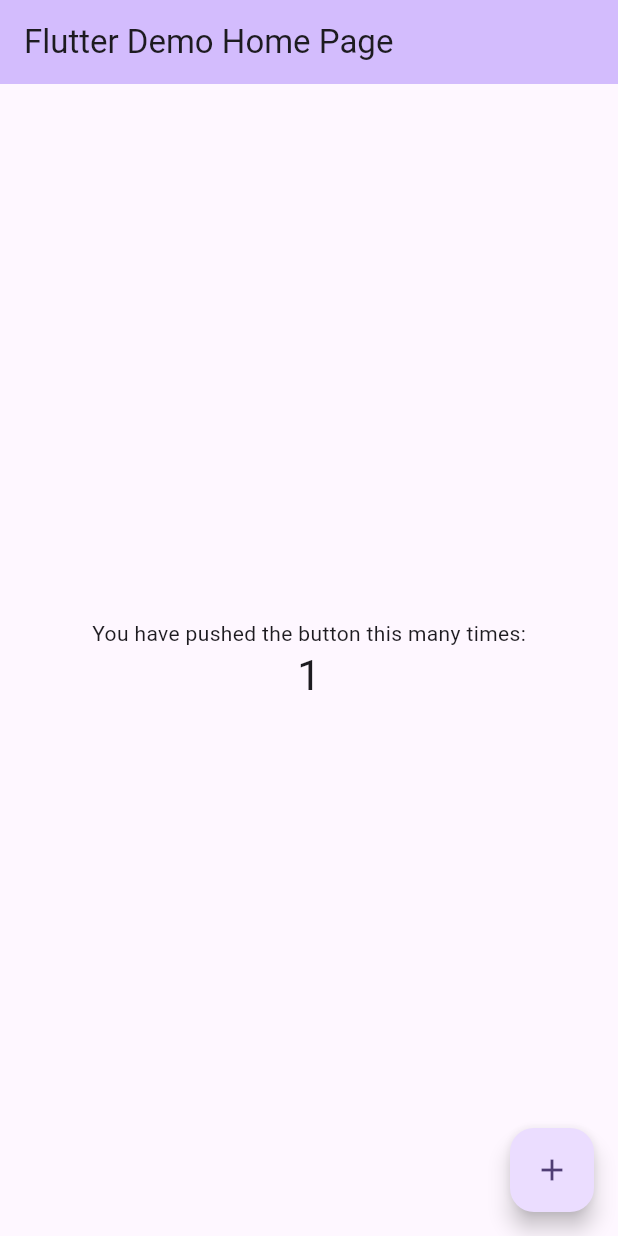
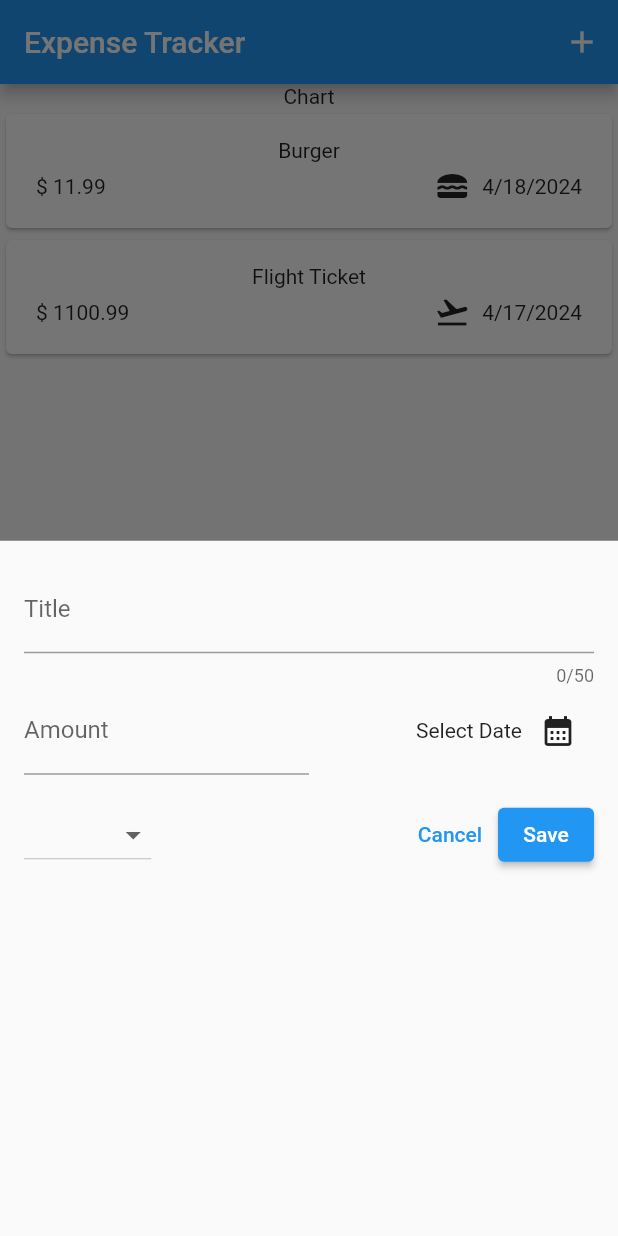
Before and after one commit to AlvinChiew/learn-dart-flutter, a Flutter app: the screen it shows after launch, after a tap on the "add" icon, on a phone screen of 412 x 824 dp. Run offline on Flutter 3.47's test engine with Material 2 defaults, Android fonts, the phone set to English and light mode, and no system bars.

Commit message:
Add learnings

```diff
--- /dev/null
+++ b/app/lib/components/expense_item.dart
@@ -0,0 +1,39 @@
+import 'package:flutter/material.dart';
+import 'package:app/models/expense_model.dart';
+
+class ExpenseItem extends StatelessWidget {
+  const ExpenseItem(this.expense, {super.key});
+
+  final Expense expense;
+
+  @override
+  Widget build(BuildContext context) {
+    return Card(
+      child: Padding(
+        padding: const EdgeInsets.symmetric(
+          horizontal: 20,
+          vertical: 16,
+        ),
+        child: Column(
+          children: [
+            Text(expense.title),
+            const SizedBox(height: 4),
+            Row(
+              children: [
+                Text('\$ ${expense.amount.toStringAsFixed(2)}'),
+                const Spacer(),
+                Row(
+                  children: [
+                    Icon(categoryIcon[expense.category]),
+                    const SizedBox(width: 8),
+                    Text(expense.formattedDate),
+                  ],
+                )
+              ],
+            ),
+          ],
+        ),
+      ),
+    );
+  }
+}
--- /dev/null
+++ b/app/lib/components/expense_list.dart
@@ -0,0 +1,17 @@
+import 'package:app/components/expense_item.dart';
+import 'package:app/models/expense_model.dart';
+import 'package:flutter/material.dart';
+
+class ExpensesList extends StatelessWidget {
+  const ExpensesList(this.expenses, {super.key});
+
+  final List<Expense> expenses;
+
+  @override
+  Widget build(BuildContext context) {
+    return ListView.builder(
+      itemCount: expenses.length,
+      itemBuilder: (ctx, index) => ExpenseItem(expenses[index]),
+    );
+  }
+}
--- /dev/null
+++ b/app/lib/components/new_expense.dart
@@ -0,0 +1,143 @@
+import 'package:app/models/expense_model.dart';
+import 'package:flutter/material.dart';
+
+class NewExpense extends StatefulWidget {
+  const NewExpense(this.addExpense, {super.key});
+
+  final void Function(Expense expense) addExpense;
+
+  @override
+  State<NewExpense> createState() {
+    return _NewExpenseState();
+  }
+}
+
+class _NewExpenseState extends State<NewExpense> {
+  final _titleController = TextEditingController();
+  final _amountController = TextEditingController();
+  DateTime? _selectedDate;
+  Category? _selectedCategory;
+
+  void _saveNewExpenses() {
+    final amount = double.tryParse(_amountController.text);
+    final title = _titleController.text.trim();
+    final invalidAmount = amount == null || amount <= 0;
+    final invalidTitle = title.isEmpty;
+    final invalidDate = _selectedDate == null;
+    if (invalidTitle || invalidAmount || invalidDate) {
+      showDialog(
+        context: context,
+        builder: (ctx) => AlertDialog(
+          title: const Text('Invalid input'),
+          content: const Text('Please make sure inputs are filled and valid.'),
+          actions: [
+            TextButton(
+                onPressed: () {
+                  Navigator.pop(ctx);
+                },
+                child: const Text('Okay'))
+          ],
+        ),
+      );
+      return;
+    }
+
+    widget.addExpense(Expense(
+        title: title,
+        amount: amount,
+        date: _selectedDate!,
+        category: _selectedCategory!));
+    Navigator.pop(context);
+  }
+
+  @override
+  void dispose() {
+    _titleController.dispose();
+    _amountController.dispose();
+    super.dispose();
+  }
+
+  @override
+  Widget build(BuildContext context) {
+    return Padding(
+      padding: EdgeInsets.all(16),
+      child: Column(
+        children: [
+          TextField(
+            controller: _titleController,
+            maxLength: 50,
+            decoration: const InputDecoration(
+              label: Text('Title'),
+            ),
+          ),
+          Row(
+            children: [
+              Expanded(
+                child: TextField(
+                  controller: _amountController,
+                  keyboardType: TextInputType.number,
+                  decoration: const InputDecoration(
+                    label: Text('Amount'),
+                    prefixText: '\$ ',
+                  ),
+                ),
+              ),
+              Expanded(
+                child: Row(
+                  mainAxisAlignment: MainAxisAlignment.end,
+                  crossAxisAlignment: CrossAxisAlignment.center,
+                  children: [
+                    Text(_selectedDate == null
+                        ? 'Select Date'
+                        : dateFormatter.format(_selectedDate!)),
+                    IconButton(
+                        onPressed: () {
+                          showDatePicker(
+                                  context: context,
+                                  initialDate: DateTime.now(),
+                                  firstDate: DateTime(2023),
+                                  lastDate: DateTime.now())
+                              .then((value) => setState(() {
+                                    _selectedDate = value;
+                                  }));
+                        },
+                        icon: const Icon(Icons.calendar_month))
+                  ],
+                ),
+              )
+            ],
+          ),
+          const SizedBox(height: 16),
+          Row(
+            children: [
+              DropdownButton(
+                  value: _selectedCategory,
+                  items: Category.values
+                      .map((i) => DropdownMenuItem(
+                            value: i,
+                            child: Text(i.name.toUpperCase()),
+                          ))
+                      .toList(),
+                  onChanged: (value) {
+                    setState(() {
+                      _selectedCategory = value;
+                    });
+                  }),
+              const Spacer(),
+              TextButton(
+                onPressed: () {
+                  Navigator.pop(context);
+                },
+                child: const Text('Cancel'),
+              ),
+              ElevatedButton(
+                onPressed: _saveNewExpenses,
+                child: const Text('Save'),
+              )
+            ],
+          ),
+        ],
+      ),
+    );
+  }
+}
--- /dev/null
+++ b/app/lib/expenses.dart
@@ -0,0 +1,63 @@
+import 'package:app/components/expense_list.dart';
+import 'package:app/components/new_expense.dart';
+import 'package:app/models/expense_model.dart';
+import 'package:flutter/material.dart';
+
+class Expenses extends StatefulWidget {
+  const Expenses({super.key});
+  @override
+  State<StatefulWidget> createState() {
+    return _ExpensesState();
+  }
+}
+
+class _ExpensesState extends State<Expenses> {
+  final List<Expense> _dummyExpenses = [
+    Expense(
+      title: 'Burger',
+      amount: 11.99,
+      date: DateTime(2024, 4, 18, 19),
+      category: Category.food,
+    ),
+    Expense(
+      title: 'Flight Ticket',
+      amount: 1100.99,
+      date: DateTime(2024, 4, 17, 00),
+      category: Category.travel,
+    ),
+  ];
+
+  void _openAddExpenseOverlay() {
+    showModalBottomSheet(
+        context: context, builder: (ctx) => NewExpense(_addExpense));
+  }
+
+  void _addExpense(Expense expense) {
+    setState(() {
+      _dummyExpenses.add(expense);
+    });
+  }
+
+  @override
+  Widget build(BuildContext context) {
+    return Scaffold(
+      appBar: AppBar(
+        title: const Text('Expense Tracker'),
+        actions: [
+          IconButton(
+            icon: const Icon(Icons.add),
+            onPressed: _openAddExpenseOverlay,
+          ),
+        ],
+      ),
+      body: Column(
+        children: [
+          const Text('Chart'),
+          Expanded(
+            child: ExpensesList(_dummyExpenses),
+          ),
+        ],
+      ),
+    );
+  }
+}
--- a/app/lib/main.dart
+++ b/app/lib/main.dart
@@ -1,125 +1,6 @@
 import 'package:flutter/material.dart';
+import 'package:app/expenses.dart';
 
 void main() {
-  runApp(const MyApp());
+  runApp(const MaterialApp(home: Expenses()));
 }
-
-class MyApp extends StatelessWidget {
-  const MyApp({super.key});
-
-  // This widget is the root of your application.
-  @override
-  Widget build(BuildContext context) {
-    return MaterialApp(
-      title: 'Flutter Demo',
-      theme: ThemeData(
-        // This is the theme of your application.
-        //
-        // TRY THIS: Try running your application with "flutter run". You'll see
-        // the application has a blue toolbar. Then, without quitting the app,
-        // try changing the seedColor in the colorScheme below to Colors.green
-        // and then invoke "hot reload" (save your changes or press the "hot
-        // reload" button in a Flutter-supported IDE, or press "r" if you used
-        // the command line to start the app).
-        //
-        // Notice that the counter didn't reset back to zero; the application
-        // state is not lost during the reload. To reset the state, use hot
-        // restart instead.
-        //
-        // This works for code too, not just values: Most code changes can be
-        // tested with just a hot reload.
-        colorScheme: ColorScheme.fromSeed(seedColor: Colors.deepPurple),
-        useMaterial3: true,
-      ),
-      home: const MyHomePage(title: 'Flutter Demo Home Page'),
-    );
-  }
-}
-
-class MyHomePage extends StatefulWidget {
-  const MyHomePage({super.key, required this.title});
-
-  // This widget is the home page of your application. It is stateful, meaning
-  // that it has a State object (defined below) that contains fields that affect
-  // how it looks.
-
-  // This class is the configuration for the state. It holds the values (in this
-  // case the title) provided by the parent (in this case the App widget) and
-  // used by the build method of the State. Fields in a Widget subclass are
-  // always marked "final".
-
-  final String title;
-
-  @override
-  State<MyHomePage> createState() => _MyHomePageState();
-}
-
-class _MyHomePageState extends State<MyHomePage> {
-  int _counter = 0;
-
-  void _incrementCounter() {
-    setState(() {
-      // This call to setState tells the Flutter framework that something has
-      // changed in this State, which causes it to rerun the build method below
-      // so that the display can reflect the updated values. If we changed
-      // _counter without calling setState(), then the build method would not be
-      // called again, and so nothing would appear to happen.
-      _counter++;
-    });
-  }
-
-  @override
-  Widget build(BuildContext context) {
-    // This method is rerun every time setState is called, for instance as done
-    // by the _incrementCounter method above.
-    //
-    // The Flutter framework has been optimized to make rerunning build methods
-    // fast, so that you can just rebuild anything that needs updating rather
-    // than having to individually change instances of widgets.
-    return Scaffold(
-      appBar: AppBar(
-        // TRY THIS: Try changing the color here to a specific color (to
-        // Colors.amber, perhaps?) and trigger a hot reload to see the AppBar
-        // change color while the other colors stay the same.
-        backgroundColor: Theme.of(context).colorScheme.inversePrimary,
-        // Here we take the value from the MyHomePage object that was created by
-        // the App.build method, and use it to set our appbar title.
-        title: Text(widget.title),
-      ),
-      body: Center(
-        // Center is a layout widget. It takes a single child and positions it
-        // in the middle of the parent.
-        child: Column(
-          // Column is also a layout widget. It takes a list of children and
-          // arranges them vertically. By default, it sizes itself to fit its
-          // children horizontally, and tries to be as tall as its parent.
-          //
-          // Column has various properties to control how it sizes itself and
-          // how it positions its children. Here we use mainAxisAlignment to
-          // center the children vertically; the main axis here is the vertical
-          // axis because Columns are vertical (the cross axis would be
-          // horizontal).
-          //
-          // TRY THIS: Invoke "debug painting" (choose the "Toggle Debug Paint"
-          // action in the IDE, or press "p" in the console), to see the
-          // wireframe for each widget.
-          mainAxisAlignment: MainAxisAlignment.center,
-          children: <Widget>[
-            const Text(
-              'You have pushed the button this many times:',
-            ),
-            Text(
-              '$_counter',
-              style: Theme.of(context).textTheme.headlineMedium,
-            ),
-          ],
-        ),
-      ),
-      floatingActionButton: FloatingActionButton(
-        onPressed: _incrementCounter,
-        tooltip: 'Increment',
-        child: const Icon(Icons.add),
-      ), // This trailing comma makes auto-formatting nicer for build methods.
-    );
-  }
-}
--- /dev/null
+++ b/app/lib/models/expense_model.dart
@@ -0,0 +1,34 @@
+import 'package:flutter/material.dart';
+import 'package:intl/intl.dart';
+import 'package:uuid/uuid.dart';
+
+const uuid = Uuid();
+final dateFormatter = DateFormat.yMd();
+
+enum Category { food, travel, leisure, work }
+
+const categoryIcon = {
+  Category.food: Icons.lunch_dining,
+  Category.travel: Icons.flight_takeoff,
+  Category.leisure: Icons.movie,
+  Category.work: Icons.work,
+};
+
+class Expense {
+  Expense({
+    required this.title,
+    required this.amount,
+    required this.date,
+    required this.category,
+  }) : id = uuid.v4();
+
+  final String id;
+  final String title;
+  final double amount;
+  final DateTime date;
+  final Category category;
+
+  String get formattedDate {
+    return dateFormatter.format(date);
+  }
+}
--- a/app/pubspec.yaml
+++ b/app/pubspec.yaml
@@ -35,6 +35,8 @@ dependencies:
   # The following adds the Cupertino Icons font to your application.
   # Use with the CupertinoIcons class for iOS style icons.
   cupertino_icons: ^1.0.2
+  uuid: ^4.2.2
+  intl: ^0.19.0
 
 dev_dependencies:
   flutter_test:
```
Also changed, not shown: app/pubspec.lock, 2 other files.
